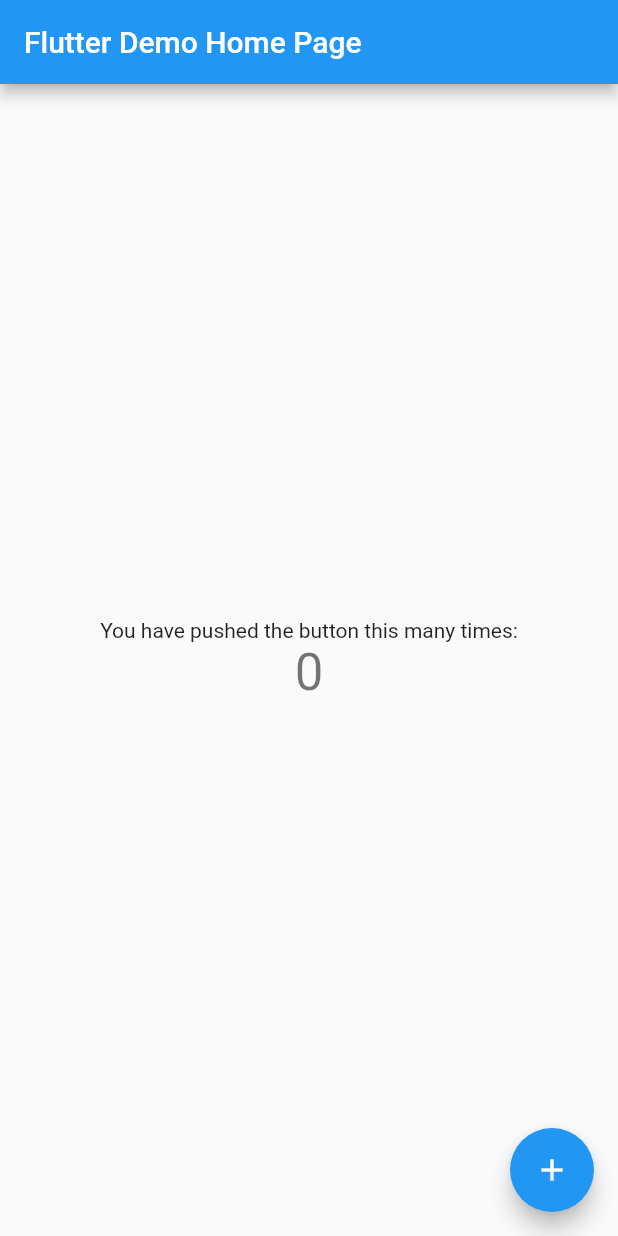
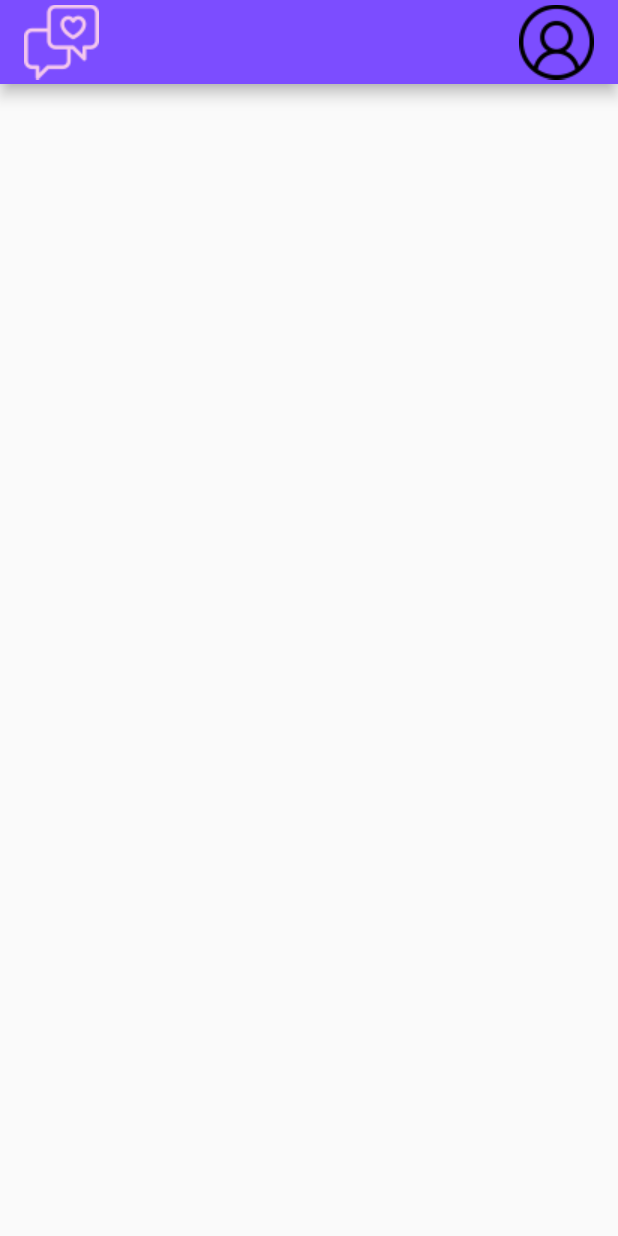
Before and after one commit to pi-mon/lovelace, a Flutter app: the screen it shows after launch, on a phone screen of 412 x 824 dp. Run offline on Flutter 3.47's test engine with Material 2 defaults, Android fonts, the phone set to English and light mode, and no system bars.

Commit message:
adds colored APpBar widget (navbar) with logos and adds the assets folder storing all flutter media sources

```diff
--- a/client/lovelace/lib/main.dart
+++ b/client/lovelace/lib/main.dart
@@ -1,115 +1,22 @@
 import 'package:flutter/material.dart';
 
 void main() {
-  runApp(const MyApp());
+  runApp(MaterialApp(
+    home: Scaffold(
+      appBar: AppBar(
+        backgroundColor: Colors.deepPurpleAccent,
+        title: Row(
+          children: <Widget>[
+            Image.asset('assets/images/logo-square.png'),
+            const Expanded(
+              child: SizedBox.shrink(),
+            ),
+            Image.asset('assets/images/user.png')
+          ],
+        )
+      ),
+
+      // body: // start creating the page content here
+    )
+  ));
 }
-
-class MyApp extends StatelessWidget {
-  const MyApp({super.key});
-
-  // This widget is the root of your application.
-  @override
-  Widget build(BuildContext context) {
-    return MaterialApp(
-      title: 'Flutter Demo',
-      theme: ThemeData(
-        // This is the theme of your application.
-        //
-        // Try running your application with "flutter run". You'll see the
-        // application has a blue toolbar. Then, without quitting the app, try
-        // changing the primarySwatch below to Colors.green and then invoke
-        // "hot reload" (press "r" in the console where you ran "flutter run",
-        // or simply save your changes to "hot reload" in a Flutter IDE).
-        // Notice that the counter didn't reset back to zero; the application
-        // is not restarted.
-        primarySwatch: Colors.blue,
-      ),
-      home: const MyHomePage(title: 'Flutter Demo Home Page'),
-    );
-  }
-}
-
-class MyHomePage extends StatefulWidget {
-  const MyHomePage({super.key, required this.title});
-
-  // This widget is the home page of your application. It is stateful, meaning
-  // that it has a State object (defined below) that contains fields that affect
-  // how it looks.
-
-  // This class is the configuration for the state. It holds the values (in this
-  // case the title) provided by the parent (in this case the App widget) and
-  // used by the build method of the State. Fields in a Widget subclass are
-  // always marked "final".
-
-  final String title;
-
-  @override
-  State<MyHomePage> createState() => _MyHomePageState();
-}
-
-class _MyHomePageState extends State<MyHomePage> {
-  int _counter = 0;
-
-  void _incrementCounter() {
-    setState(() {
-      // This call to setState tells the Flutter framework that something has
-      // changed in this State, which causes it to rerun the build method below
-      // so that the display can reflect the updated values. If we changed
-      // _counter without calling setState(), then the build method would not be
-      // called again, and so nothing would appear to happen.
-      _counter++;
-    });
-  }
-
-  @override
-  Widget build(BuildContext context) {
-    // This method is rerun every time setState is called, for instance as done
-    // by the _incrementCounter method above.
-    //
-    // The Flutter framework has been optimized to make rerunning build methods
-    // fast, so that you can just rebuild anything that needs updating rather
-    // than having to individually change instances of widgets.
-    return Scaffold(
-      appBar: AppBar(
-        // Here we take the value from the MyHomePage object that was created by
-        // the App.build method, and use it to set our appbar title.
-        title: Text(widget.title),
-      ),
-      body: Center(
-        // Center is a layout widget. It takes a single child and positions it
-        // in the middle of the parent.
-        child: Column(
-          // Column is also a layout widget. It takes a list of children and
-          // arranges them vertically. By default, it sizes itself to fit its
-          // children horizontally, and tries to be as tall as its parent.
-          //
-          // Invoke "debug painting" (press "p" in the console, choose the
-          // "Toggle Debug Paint" action from the Flutter Inspector in Android
-          // Studio, or the "Toggle Debug Paint" command in Visual Studio Code)
-          // to see the wireframe for each widget.
-          //
-          // Column has various properties to control how it sizes itself and
-          // how it positions its children. Here we use mainAxisAlignment to
-          // center the children vertically; the main axis here is the vertical
-          // axis because Columns are vertical (the cross axis would be
-          // horizontal).
-          mainAxisAlignment: MainAxisAlignment.center,
-          children: <Widget>[
-            const Text(
-              'You have pushed the button this many times:',
-            ),
-            Text(
-              '$_counter',
-              style: Theme.of(context).textTheme.headline4,
-            ),
-          ],
-        ),
-      ),
-      floatingActionButton: FloatingActionButton(
-        onPressed: _incrementCounter,
-        tooltip: 'Increment',
-        child: const Icon(Icons.add),
-      ), // This trailing comma makes auto-formatting nicer for build methods.
-    );
-  }
-}
```
Also changed, not shown: client/lovelace/pubspec.yaml (+3 -9 lines), client/lovelace/assets/images/logo-square.png (added), client/lovelace/assets/images/logo.png (renamed from sources/logo.png), client/lovelace/assets/images/user.png (added), sources/logo-square.png (deleted), 1 other file.
